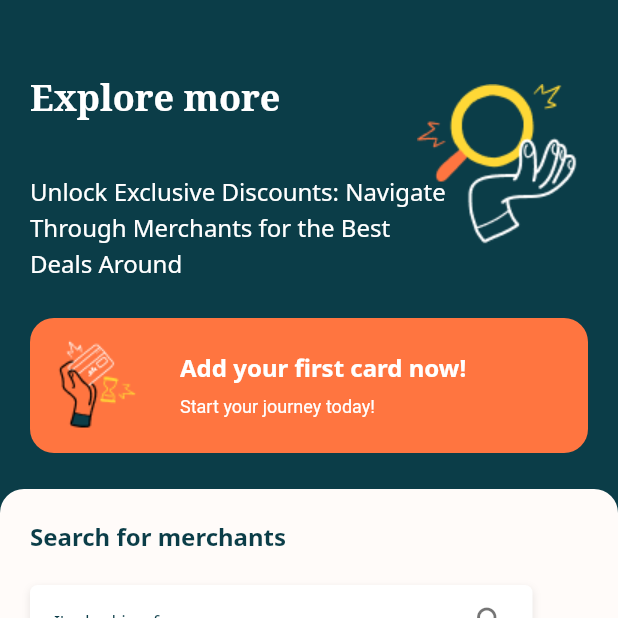
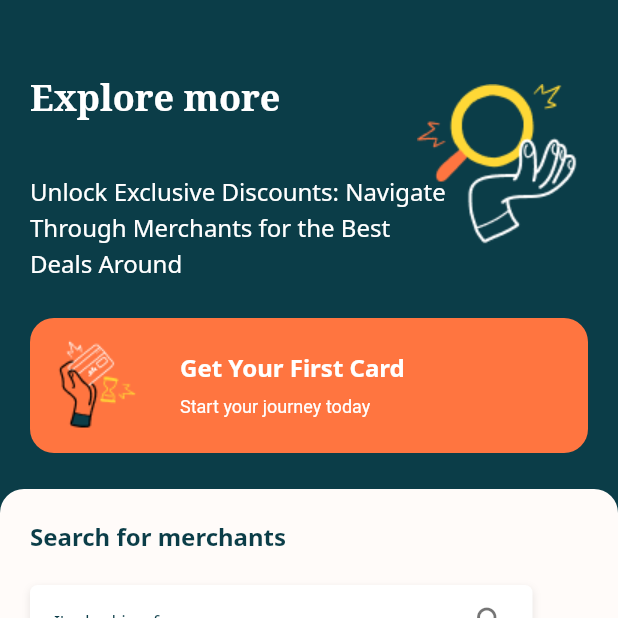
Before and after one commit to FPT-OJT/FrontEnd, a Flutter app: the _HomeScreenContent screen opened directly, on a phone screen of 412 x 824 dp, the top half of it. Run offline on Flutter 3.47's test engine with Material 3 defaults, Android fonts, the phone set to English and light mode, and no system bars; our stand-ins replace dio, equatable, flutter_bloc, flutter_native_splash, flutter_secure_storage, fpdart and 7 more; accounts and stored records are empty; generated files the repository leaves out were written again; statements that could not run were skipped.

Commit message:
refactor: centralize home feature text strings into a new constants file and extract image paths within widgets.

```diff
--- /dev/null
+++ b/lib/features/home/presentation/constants/text.dart
@@ -0,0 +1,10 @@
+class HomeText {
+  const HomeText._();
+  static const String exploreMore = 'Explore more';
+  static const String exploreMoreDescription =
+      'Unlock Exclusive Discounts: Navigate Through Merchants for the Best Deals Around';
+  static const String firstCardPromptTitle = 'Get Your First Card';
+  static const String firstCardPromptDescription = 'Start your journey today';
+  static const String searchTitle = 'Search for merchants';
+  static const String searchPlaceholder = "I'm looking for...";
+}
--- a/lib/features/home/presentation/widgets/explore_section.dart
+++ b/lib/features/home/presentation/widgets/explore_section.dart
@@ -2,10 +2,11 @@ import 'package:flutter/material.dart';
 import 'package:fpt_ojt/core/theme/app_colors.dart';
 import 'package:fpt_ojt/core/theme/app_text_styles.dart';
 import 'package:fpt_ojt/core/theme/ui_gaps.dart';
+import 'package:fpt_ojt/features/home/presentation/constants/text.dart';
 
 class ExploreSection extends StatelessWidget {
   const ExploreSection({super.key});
-
+  static const exploreImage = 'assets/images/home/home_explore.png';
   @override
   Widget build(BuildContext context) => Stack(
     children: [
@@ -16,12 +17,12 @@ class ExploreSection extends StatelessWidget {
           children: [
             UIGaps.h48,
             Text(
-              'Explore more',
+              HomeText.exploreMore,
               style: AppTextStyles.h2.copyWith(color: AppColors.neutralWhite),
             ),
             UIGaps.h32,
             Text(
-              'Unlock Exclusive Discounts: Navigate Through Merchants for the Best Deals Around',
+              HomeText.exploreMoreDescription,
               style: AppTextStyles.bodyLarge.copyWith(
                 color: AppColors.neutralWhite,
               ),
@@ -32,11 +33,7 @@ class ExploreSection extends StatelessWidget {
       Positioned(
         right: 0,
         top: 50,
-        child: Image.asset(
-          'assets/images/home/home_explore.png',
-          height: 120,
-          width: 120,
-        ),
+        child: Image.asset(exploreImage, height: 120, width: 120),
       ),
     ],
   );
--- a/lib/features/home/presentation/widgets/first_card_prompt.dart
+++ b/lib/features/home/presentation/widgets/first_card_prompt.dart
@@ -3,10 +3,11 @@ import 'package:fpt_ojt/core/theme/app_colors.dart';
 import 'package:fpt_ojt/core/theme/app_text_styles.dart';
 import 'package:fpt_ojt/core/theme/rounded.dart';
 import 'package:fpt_ojt/core/theme/ui_gaps.dart';
+import 'package:fpt_ojt/features/home/presentation/constants/text.dart';
 
 class FirstCardPrompt extends StatelessWidget {
   const FirstCardPrompt({super.key});
-
+  static const firstCardImage = 'assets/images/home/home_first_cart.png';
   @override
   Widget build(BuildContext context) => Material(
     color: AppColors.secondaryCoral,
@@ -21,24 +22,20 @@ class FirstCardPrompt extends StatelessWidget {
         child: Row(
           spacing: UIGaps.size20,
           children: [
-            Image.asset(
-              'assets/images/home/home_first_cart.png',
-              height: 70,
-              width: 70,
-            ),
+            Image.asset(firstCardImage, height: 70, width: 70),
             Expanded(
               child: Column(
                 crossAxisAlignment: CrossAxisAlignment.start,
                 spacing: UIGaps.size4,
                 children: [
                   Text(
-                    'Add your first card now!',
+                    HomeText.firstCardPromptTitle,
                     style: AppTextStyles.h3.copyWith(
                       color: AppColors.neutralWhite,
                     ),
                   ),
                   Text(
-                    'Start your journey today!',
+                    HomeText.firstCardPromptDescription,
                     style: AppTextStyles.bodyExtraSmall.copyWith(
                       color: AppColors.neutralWhite,
                     ),
--- a/lib/features/home/presentation/widgets/search_input.dart
+++ b/lib/features/home/presentation/widgets/search_input.dart
@@ -1,5 +1,6 @@
 import 'package:flutter/material.dart';
 import 'package:fpt_ojt/core/theme/app_colors.dart';
+import 'package:fpt_ojt/features/home/presentation/constants/text.dart';
 
 class SearchInput extends StatelessWidget {
   const SearchInput({super.key, this.onTap});
@@ -27,7 +28,7 @@ class SearchInput extends StatelessWidget {
         mainAxisAlignment: MainAxisAlignment.spaceBetween,
         children: [
           Text(
-            "I'm looking for...",
+            HomeText.searchPlaceholder,
             style: TextStyle(
               color: AppColors.primaryForest,
               fontSize: 12,
--- a/lib/features/home/presentation/widgets/search_section.dart
+++ b/lib/features/home/presentation/widgets/search_section.dart
@@ -2,6 +2,7 @@ import 'package:flutter/material.dart';
 import 'package:fpt_ojt/core/theme/app_colors.dart';
 import 'package:fpt_ojt/core/theme/app_text_styles.dart';
 import 'package:fpt_ojt/core/theme/ui_gaps.dart';
+import 'package:fpt_ojt/features/home/presentation/constants/text.dart';
 import 'package:fpt_ojt/features/home/presentation/widgets/search_input.dart';
 
 class SearchSection extends StatelessWidget {
@@ -13,7 +14,7 @@ class SearchSection extends StatelessWidget {
     crossAxisAlignment: CrossAxisAlignment.start,
     children: [
       Text(
-        'Search for merchants',
+        HomeText.searchTitle,
         style: AppTextStyles.h3.copyWith(color: AppColors.primaryForest),
       ),
       const SearchInput(),
```
